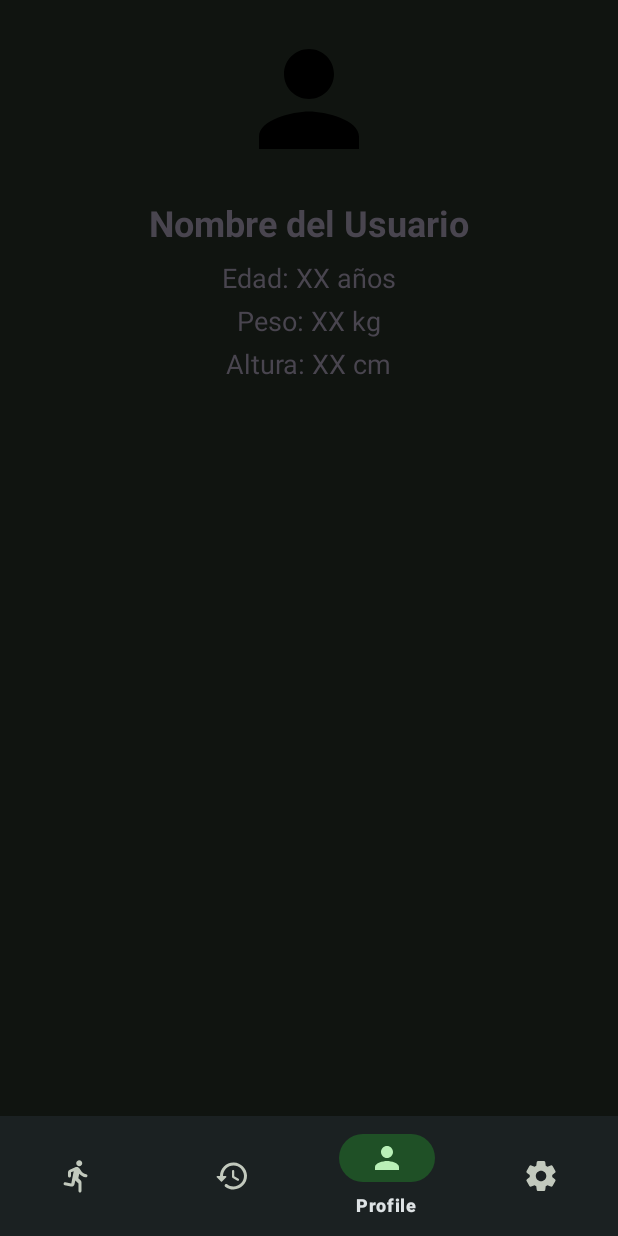
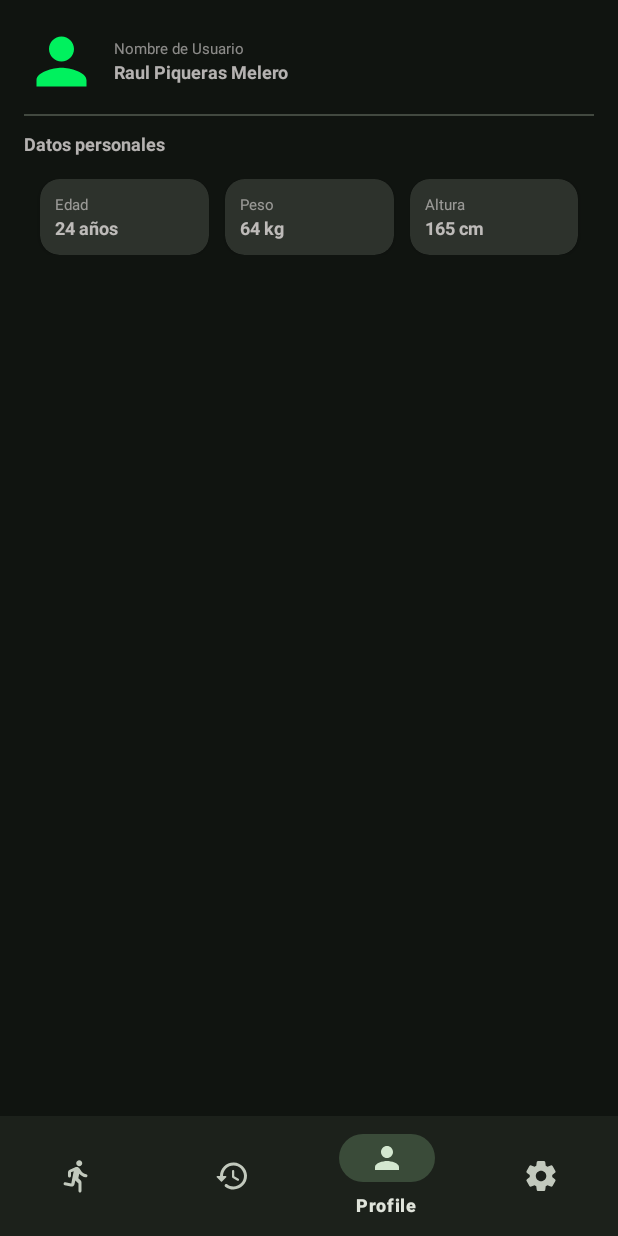
Before and after one commit to RaulETSINF/Runtracker, an Android app: the ProfileFragment screen opened through its navigation route, on a phone screen of 412 x 824 dp. Run offline under Robolectric (Android 15) with nearby library versions, the phone set to English and light mode, and no system bars; our stand-ins replace navigation-ui; 1 statement that could not run was skipped.

Commit message:
Night Model Always

```diff
--- a/app/src/main/java/com/mastermovilesua/runtrackerraul/MainActivity.kt
+++ b/app/src/main/java/com/mastermovilesua/runtrackerraul/MainActivity.kt
@@ -2,6 +2,8 @@ package com.mastermovilesua.runtrackerraul
 
 import androidx.appcompat.app.AppCompatActivity
 import android.os.Bundle
+import androidx.appcompat.app.AppCompatDelegate
+import androidx.appcompat.app.AppCompatDelegate.MODE_NIGHT_YES
 import androidx.navigation.Navigation
 import androidx.navigation.findNavController
 import androidx.navigation.ui.NavigationUI
@@ -18,6 +20,8 @@ class MainActivity : AppCompatActivity() {
         binding = ActivityMainBinding.inflate(layoutInflater)
         setContentView(binding.root)
 
+        AppCompatDelegate.setDefaultNightMode(MODE_NIGHT_YES)
+
         val navController = findNavController(R.id.fragmentContainerView)
         binding.bottomNav.setupWithNavController(navController)
     }
--- a/app/src/main/java/com/mastermovilesua/runtrackerraul/ui/TrainingFragment.kt
+++ b/app/src/main/java/com/mastermovilesua/runtrackerraul/ui/TrainingFragment.kt
@@ -15,6 +15,8 @@ import androidx.fragment.app.Fragment
 import android.view.LayoutInflater
 import android.view.View
 import android.view.ViewGroup
+import android.widget.Button
+import android.widget.ImageView
 import com.google.android.gms.location.FusedLocationProviderClient
 import com.google.android.gms.location.Granularity
 import com.google.android.gms.location.LocationRequest
@@ -62,6 +64,8 @@ class TrainingFragment : Fragment(), OnMapReadyCallback, SensorEventListener {
     private lateinit var sensorManager: SensorManager
     private var stepSensor: Sensor? = null
 
+    lateinit var mapFragment: SupportMapFragment
+
     private val locationCallback = object : com.google.android.gms.location.LocationCallback() {
         override fun onLocationResult(locationResult: com.google.android.gms.location.LocationResult) {
             super.onLocationResult(locationResult)
@@ -105,9 +109,8 @@ class TrainingFragment : Fragment(), OnMapReadyCallback, SensorEventListener {
 
         binding.chronometer.base = SystemClock.elapsedRealtime()
 
-        val mapFragment = childFragmentManager.findFragmentById(R.id.map) as SupportMapFragment?
-
-        mapFragment?.getMapAsync(this)
+        mapFragment = (childFragmentManager.findFragmentById(R.id.fragment_map) as SupportMapFragment?)!!
+        mapFragment.getMapAsync(this)
 
         fusedLocationClient = LocationServices.getFusedLocationProviderClient(requireActivity())
 
@@ -211,7 +214,14 @@ class TrainingFragment : Fragment(), OnMapReadyCallback, SensorEventListener {
     override fun onMapReady(googleMap: GoogleMap) {
         this.googleMap = googleMap
         this.googleMap.isMyLocationEnabled = true
-        this.googleMap.setMapStyle(MapStyleOptions.loadRawResourceStyle(this.requireContext(), R.raw.map_style_night));
+        this.googleMap.setMapStyle(
+            MapStyleOptions.loadRawResourceStyle(
+                this.requireContext(),
+                R.raw.map_style_night
+            )
+        )
+        mapFragment.view?.findViewWithTag<ImageView>("GoogleMapMyLocationButton")?.visibility = View.GONE;
+        mapFragment.view?.setBackgroundColor(resources.getColor(R.color.md_theme_inverseOnSurface))
         startLocationUpdates()
     }
 
--- a/app/src/main/res/layout/fragment_profile.xml
+++ b/app/src/main/res/layout/fragment_profile.xml
@@ -3,53 +3,170 @@
     android:layout_width="match_parent"
     android:layout_height="match_parent"
     xmlns:tools="http://schemas.android.com/tools"
+    xmlns:app="http://schemas.android.com/apk/res-auto"
     android:orientation="vertical"
     android:padding="16dp"
     tools:context=".ui.ProfileFragment">
 
+    <LinearLayout
+        android:layout_width="match_parent"
+        android:layout_height="wrap_content"
+        android:orientation="horizontal"
+        android:gravity="center_vertical">
+
         <ImageView
-    android:id="@+id/userImage"
-    android:layout_width="100dp"
-    android:layout_height="100dp"
+            android:layout_marginEnd="10dp"
+            android:layout_width="50dp"
+            android:layout_height="50dp"
             android:src="@drawable/profile"
-    android:layout_gravity="center_horizontal"
-    android:layout_marginBottom="16dp"/>
+            app:tint="#00F15E" />
+
+        <LinearLayout
+            android:layout_width="wrap_content"
+            android:layout_height="wrap_content"
+            android:orientation="vertical">
 
             <TextView
-    android:id="@+id/userName"
+                android:textColor="#85FFF9F9"
                 android:layout_width="wrap_content"
                 android:layout_height="wrap_content"
-    android:text="Nombre del Usuario"
-    android:textSize="24sp"
-    android:textStyle="bold"
-    android:layout_gravity="center_horizontal"
-    android:layout_marginBottom="8dp"/>
+                android:textSize="10sp"
+                android:text="Nombre de Usuario"/>
 
             <TextView
-    android:id="@+id/userAge"
+                android:id="@+id/textViewTrainingTime"
+                android:textColor="#B0FFF9F9"
                 android:layout_width="wrap_content"
                 android:layout_height="wrap_content"
-    android:text="Edad: XX años"
-    android:textSize="18sp"
-    android:layout_gravity="center_horizontal"
-    android:layout_marginBottom="4dp"/>
+                android:textSize="12sp"
+                android:textStyle="bold"
+                android:text="Raul Piqueras Melero"/>
+
+        </LinearLayout>
+
+    </LinearLayout>
+
+    <com.google.android.material.divider.MaterialDivider
+        android:layout_width="match_parent"
+        android:layout_height="wrap_content"
+        android:layout_marginVertical="10dp"/>
 
     <TextView
-    android:id="@+id/userWeight"
+        android:textColor="#B0FFF9F9"
         android:layout_width="wrap_content"
         android:layout_height="wrap_content"
-    android:text="Peso: XX kg"
-    android:textSize="18sp"
-    android:layout_gravity="center_horizontal"
-    android:layout_marginBottom="4dp"/>
+        android:textSize="12sp"
+        android:textStyle="bold"
+        android:text="Datos personales"/>
+
+    <LinearLayout
+        android:layout_marginTop="10dp"
+        android:layout_width="match_parent"
+        android:layout_height="wrap_content"
+        android:orientation="horizontal"
+        android:padding="5dp">
+        <androidx.cardview.widget.CardView
+            android:layout_marginHorizontal="5dp"
+            app:cardCornerRadius="13dp"
+            android:layout_width="match_parent"
+            android:layout_weight="1"
+            android:layout_height="wrap_content"
+            android:backgroundTint="@color/md_theme_inverseOnSurface">
+
+            <LinearLayout
+                android:padding="10dp"
+                android:layout_width="wrap_content"
+                android:layout_height="wrap_content"
+                android:orientation="vertical">
 
                 <TextView
-    android:id="@+id/userHeight"
+                    android:textColor="#85FFF9F9"
                     android:layout_width="wrap_content"
                     android:layout_height="wrap_content"
-    android:text="Altura: XX cm"
-    android:textSize="18sp"
-    android:layout_gravity="center_horizontal"
-    android:layout_marginBottom="16dp"/>
+                    android:textSize="10sp"
+                    android:text="Edad"/>
+
+                <TextView
+                    android:id="@+id/textViewTrainingDistance"
+                    android:textColor="#B0FFF9F9"
+                    android:layout_width="wrap_content"
+                    android:layout_height="wrap_content"
+                    android:textSize="12sp"
+                    android:textStyle="bold"
+                    android:text="24 años"/>
 
             </LinearLayout>
+
+        </androidx.cardview.widget.CardView>
+
+        <androidx.cardview.widget.CardView
+            android:layout_marginHorizontal="5dp"
+            app:cardCornerRadius="13dp"
+            android:layout_width="match_parent"
+            android:layout_weight="1"
+            android:layout_height="wrap_content"
+            android:backgroundTint="@color/md_theme_inverseOnSurface">
+
+            <LinearLayout
+                android:padding="10dp"
+                android:layout_width="wrap_content"
+                android:layout_height="wrap_content"
+                android:orientation="vertical">
+
+                <TextView
+                    android:textColor="#85FFF9F9"
+                    android:layout_width="wrap_content"
+                    android:layout_height="wrap_content"
+                    android:textSize="10sp"
+                    android:text="Peso"/>
+
+                <TextView
+                    android:textColor="#B0FFF9F9"
+                    android:layout_width="wrap_content"
+                    android:layout_height="wrap_content"
+                    android:textSize="12sp"
+                    android:textStyle="bold"
+                    android:text="64 kg"/>
+
+            </LinearLayout>
+
+        </androidx.cardview.widget.CardView>
+
+        <androidx.cardview.widget.CardView
+            android:layout_marginHorizontal="5dp"
+            app:cardCornerRadius="13dp"
+            android:layout_width="match_parent"
+            android:layout_weight="1"
+            android:layout_height="wrap_content"
+            android:backgroundTint="@color/md_theme_inverseOnSurface">
+
+            <LinearLayout
+                android:padding="10dp"
+                android:layout_width="wrap_content"
+                android:layout_height="wrap_content"
+                android:orientation="vertical">
+
+                <TextView
+                    android:textColor="#85FFF9F9"
+                    android:layout_width="wrap_content"
+                    android:layout_height="wrap_content"
+                    android:textSize="10sp"
+                    android:text="Altura"/>
+
+                <TextView
+                    android:textColor="#B0FFF9F9"
+                    android:layout_width="wrap_content"
+                    android:layout_height="wrap_content"
+                    android:textSize="12sp"
+                    android:textStyle="bold"
+                    android:text="165 cm"/>
+
+            </LinearLayout>
+
+        </androidx.cardview.widget.CardView>
+
+    </LinearLayout>
+
+
+
+</LinearLayout>
--- a/app/src/main/res/values-night/themes.xml
+++ b/app/src/main/res/values-night/themes.xml
@@ -47,8 +47,7 @@
         <item name="colorSurfaceContainer">@color/md_theme_surfaceContainer</item>
         <item name="colorSurfaceContainerHigh">@color/md_theme_surfaceContainerHigh</item>
         <item name="colorSurfaceContainerHighest">@color/md_theme_surfaceContainerHighest</item>
-        <!-- Customize your light theme here. -->
-        <!-- <item name="colorPrimary">@color/my_light_primary</item> -->
+
         <item name="android:windowFullscreen">true</item>
     </style>
 </resources>
--- a/app/src/main/res/values/colors.xml
+++ b/app/src/main/res/values/colors.xml
@@ -4,60 +4,60 @@
     <color name="md_theme_onPrimary">#043912</color>
     <color name="md_theme_primaryContainer">#205026</color>
     <color name="md_theme_onPrimaryContainer">#B9F0B7</color>
-    <color name="md_theme_secondary">#9ED49D</color>
-    <color name="md_theme_onSecondary">#043912</color>
-    <color name="md_theme_secondaryContainer">#1F5026</color>
-    <color name="md_theme_onSecondaryContainer">#B9F0B7</color>
-    <color name="md_theme_tertiary">#9ED49D</color>
-    <color name="md_theme_onTertiary">#043912</color>
-    <color name="md_theme_tertiaryContainer">#205026</color>
-    <color name="md_theme_onTertiaryContainer">#B9F0B7</color>
+    <color name="md_theme_secondary">#B9CCB5</color>
+    <color name="md_theme_onSecondary">#243424</color>
+    <color name="md_theme_secondaryContainer">#3A4B39</color>
+    <color name="md_theme_onSecondaryContainer">#D4E8D0</color>
+    <color name="md_theme_tertiary">#A1CED5</color>
+    <color name="md_theme_onTertiary">#00363C</color>
+    <color name="md_theme_tertiaryContainer">#1F4D53</color>
+    <color name="md_theme_onTertiaryContainer">#BCEBF2</color>
     <color name="md_theme_error">#FFB4AB</color>
     <color name="md_theme_onError">#690005</color>
     <color name="md_theme_errorContainer">#93000A</color>
     <color name="md_theme_onErrorContainer">#FFDAD6</color>
     <color name="md_theme_background">#101410</color>
     <color name="md_theme_onBackground">#E0E4DB</color>
-    <color name="md_theme_surface">#0E1415</color>
-    <color name="md_theme_onSurface">#DEE3E5</color>
+    <color name="md_theme_surface">#101410</color>
+    <color name="md_theme_onSurface">#E0E4DB</color>
     <color name="md_theme_surfaceVariant">#424940</color>
     <color name="md_theme_onSurfaceVariant">#C2C9BD</color>
-    <color name="md_theme_outline">#8C9388</color>
+    <color name="md_theme_outline">#8C9389</color>
     <color name="md_theme_outlineVariant">#424940</color>
     <color name="md_theme_scrim">#000000</color>
-    <color name="md_theme_inverseSurface">#DEE3E5</color>
-    <color name="md_theme_inverseOnSurface">#2B3133</color>
+    <color name="md_theme_inverseSurface">#E0E4DB</color>
+    <color name="md_theme_inverseOnSurface">#2D322C</color>
     <color name="md_theme_inversePrimary">#38693C</color>
     <color name="md_theme_primaryFixed">#B9F0B7</color>
     <color name="md_theme_onPrimaryFixed">#002106</color>
     <color name="md_theme_primaryFixedDim">#9ED49D</color>
     <color name="md_theme_onPrimaryFixedVariant">#205026</color>
-    <color name="md_theme_secondaryFixed">#B9F0B7</color>
-    <color name="md_theme_onSecondaryFixed">#002107</color>
-    <color name="md_theme_secondaryFixedDim">#9ED49D</color>
-    <color name="md_theme_onSecondaryFixedVariant">#1F5026</color>
-    <color name="md_theme_tertiaryFixed">#B9F0B7</color>
-    <color name="md_theme_onTertiaryFixed">#002106</color>
-    <color name="md_theme_tertiaryFixedDim">#9ED49D</color>
-    <color name="md_theme_onTertiaryFixedVariant">#205026</color>
-    <color name="md_theme_surfaceDim">#0E1415</color>
-    <color name="md_theme_surfaceBright">#343A3B</color>
-    <color name="md_theme_surfaceContainerLowest">#090F10</color>
-    <color name="md_theme_surfaceContainerLow">#171D1E</color>
-    <color name="md_theme_surfaceContainer">#1B2122</color>
-    <color name="md_theme_surfaceContainerHigh">#252B2C</color>
-    <color name="md_theme_surfaceContainerHighest">#303637</color>
+    <color name="md_theme_secondaryFixed">#D4E8D0</color>
+    <color name="md_theme_onSecondaryFixed">#101F10</color>
+    <color name="md_theme_secondaryFixedDim">#B9CCB5</color>
+    <color name="md_theme_onSecondaryFixedVariant">#3A4B39</color>
+    <color name="md_theme_tertiaryFixed">#BCEBF2</color>
+    <color name="md_theme_onTertiaryFixed">#001F23</color>
+    <color name="md_theme_tertiaryFixedDim">#A1CED5</color>
+    <color name="md_theme_onTertiaryFixedVariant">#1F4D53</color>
+    <color name="md_theme_surfaceDim">#101410</color>
+    <color name="md_theme_surfaceBright">#363A34</color>
+    <color name="md_theme_surfaceContainerLowest">#0B0F0B</color>
+    <color name="md_theme_surfaceContainerLow">#181D18</color>
+    <color name="md_theme_surfaceContainer">#1C211B</color>
+    <color name="md_theme_surfaceContainerHigh">#272B26</color>
+    <color name="md_theme_surfaceContainerHighest">#313630</color>
     <color name="md_theme_primary_mediumContrast">#A2D8A1</color>
     <color name="md_theme_onPrimary_mediumContrast">#001B05</color>
     <color name="md_theme_primaryContainer_mediumContrast">#6A9D6A</color>
     <color name="md_theme_onPrimaryContainer_mediumContrast">#000000</color>
-    <color name="md_theme_secondary_mediumContrast">#A2D8A1</color>
-    <color name="md_theme_onSecondary_mediumContrast">#001B05</color>
-    <color name="md_theme_secondaryContainer_mediumContrast">#699D6B</color>
+    <color name="md_theme_secondary_mediumContrast">#BDD0B9</color>
+    <color name="md_theme_onSecondary_mediumContrast">#0A1A0B</color>
+    <color name="md_theme_secondaryContainer_mediumContrast">#839680</color>
     <color name="md_theme_onSecondaryContainer_mediumContrast">#000000</color>
-    <color name="md_theme_tertiary_mediumContrast">#A2D8A1</color>
-    <color name="md_theme_onTertiary_mediumContrast">#001B05</color>
-    <color name="md_theme_tertiaryContainer_mediumContrast">#6A9D6A</color>
+    <color name="md_theme_tertiary_mediumContrast">#A5D3DA</color>
+    <color name="md_theme_onTertiary_mediumContrast">#001A1D</color>
+    <color name="md_theme_tertiaryContainer_mediumContrast">#6C989F</color>
     <color name="md_theme_onTertiaryContainer_mediumContrast">#000000</color>
     <color name="md_theme_error_mediumContrast">#FFBAB1</color>
     <color name="md_theme_onError_mediumContrast">#370001</color>
@@ -65,46 +65,46 @@
     <color name="md_theme_onErrorContainer_mediumContrast">#000000</color>
     <color name="md_theme_background_mediumContrast">#101410</color>
     <color name="md_theme_onBackground_mediumContrast">#E0E4DB</color>
-    <color name="md_theme_surface_mediumContrast">#0E1415</color>
-    <color name="md_theme_onSurface_mediumContrast">#F6FCFD</color>
+    <color name="md_theme_surface_mediumContrast">#101410</color>
+    <color name="md_theme_onSurface_mediumContrast">#F8FCF3</color>
     <color name="md_theme_surfaceVariant_mediumContrast">#424940</color>
-    <color name="md_theme_onSurfaceVariant_mediumContrast">#C6CDC1</color>
+    <color name="md_theme_onSurfaceVariant_mediumContrast">#C6CDC2</color>
     <color name="md_theme_outline_mediumContrast">#9EA59A</color>
     <color name="md_theme_outlineVariant_mediumContrast">#7E857B</color>
     <color name="md_theme_scrim_mediumContrast">#000000</color>
-    <color name="md_theme_inverseSurface_mediumContrast">#DEE3E5</color>
-    <color name="md_theme_inverseOnSurface_mediumContrast">#252B2C</color>
+    <color name="md_theme_inverseSurface_mediumContrast">#E0E4DB</color>
+    <color name="md_theme_inverseOnSurface_mediumContrast">#272B26</color>
     <color name="md_theme_inversePrimary_mediumContrast">#215227</color>
     <color name="md_theme_primaryFixed_mediumContrast">#B9F0B7</color>
     <color name="md_theme_onPrimaryFixed_mediumContrast">#001603</color>
     <color name="md_theme_primaryFixedDim_mediumContrast">#9ED49D</color>
     <color name="md_theme_onPrimaryFixedVariant_mediumContrast">#0C3F17</color>
-    <color name="md_theme_secondaryFixed_mediumContrast">#B9F0B7</color>
-    <color name="md_theme_onSecondaryFixed_mediumContrast">#001603</color>
-    <color name="md_theme_secondaryFixedDim_mediumContrast">#9ED49D</color>
-    <color name="md_theme_onSecondaryFixedVariant_mediumContrast">#0C3F17</color>
-    <color name="md_theme_tertiaryFixed_mediumContrast">#B9F0B7</color>
-    <color name="md_theme_onTertiaryFixed_mediumContrast">#001603</color>
-    <color name="md_theme_tertiaryFixedDim_mediumContrast">#9ED49D</color>
-    <color name="md_theme_onTertiaryFixedVariant_mediumContrast">#0C3F17</color>
-    <color name="md_theme_surfaceDim_mediumContrast">#0E1415</color>
-    <color name="md_theme_surfaceBright_mediumContrast">#343A3B</color>
-    <color name="md_theme_surfaceContainerLowest_mediumContrast">#090F10</color>
-    <color name="md_theme_surfaceContainerLow_mediumContrast">#171D1E</color>
-    <color name="md_theme_surfaceContainer_mediumContrast">#1B2122</color>
-    <color name="md_theme_surfaceContainerHigh_mediumContrast">#252B2C</color>
-    <color name="md_theme_surfaceContainerHighest_mediumContrast">#303637</color>
+    <color name="md_theme_secondaryFixed_mediumContrast">#D4E8D0</color>
+    <color name="md_theme_onSecondaryFixed_mediumContrast">#061407</color>
+    <color name="md_theme_secondaryFixedDim_mediumContrast">#B9CCB5</color>
+    <color name="md_theme_onSecondaryFixedVariant_mediumContrast">#2A3A29</color>
+    <color name="md_theme_tertiaryFixed_mediumContrast">#BCEBF2</color>
+    <color name="md_theme_onTertiaryFixed_mediumContrast">#001417</color>
+    <color name="md_theme_tertiaryFixedDim_mediumContrast">#A1CED5</color>
+    <color name="md_theme_onTertiaryFixedVariant_mediumContrast">#083C42</color>
+    <color name="md_theme_surfaceDim_mediumContrast">#101410</color>
+    <color name="md_theme_surfaceBright_mediumContrast">#363A34</color>
+    <color name="md_theme_surfaceContainerLowest_mediumContrast">#0B0F0B</color>
+    <color name="md_theme_surfaceContainerLow_mediumContrast">#181D18</color>
+    <color name="md_theme_surfaceContainer_mediumContrast">#1C211B</color>
+    <color name="md_theme_surfaceContainerHigh_mediumContrast">#272B26</color>
+    <color name="md_theme_surfaceContainerHighest_mediumContrast">#313630</color>
     <color name="md_theme_primary_highContrast">#F0FFEB</color>
     <color name="md_theme_onPrimary_highContrast">#000000</color>
     <color name="md_theme_primaryContainer_highContrast">#A2D8A1</color>
     <color name="md_theme_onPrimaryContainer_highContrast">#000000</color>
     <color name="md_theme_secondary_highContrast">#F0FFEB</color>
     <color name="md_theme_onSecondary_highContrast">#000000</color>
-    <color name="md_theme_secondaryContainer_highContrast">#A2D8A1</color>
+    <color name="md_theme_secondaryContainer_highContrast">#BDD0B9</color>
     <color name="md_theme_onSecondaryContainer_highContrast">#000000</color>
-    <color name="md_theme_tertiary_highContrast">#F0FFEB</color>
+    <color name="md_theme_tertiary_highContrast">#F1FDFF</color>
     <color name="md_theme_onTertiary_highContrast">#000000</color>
-    <color name="md_theme_tertiaryContainer_highContrast">#A2D8A1</color>
+    <color name="md_theme_tertiaryContainer_highContrast">#A5D3DA</color>
     <color name="md_theme_onTertiaryContainer_highContrast">#000000</color>
     <color name="md_theme_error_highContrast">#FFF9F9</color>
     <color name="md_theme_onError_highContrast">#000000</color>
@@ -112,33 +112,33 @@
     <color name="md_theme_onErrorContainer_highContrast">#000000</color>
     <color name="md_theme_background_highContrast">#101410</color>
     <color name="md_theme_onBackground_highContrast">#E0E4DB</color>
-    <color name="md_theme_surface_highContrast">#0E1415</color>
+    <color name="md_theme_surface_highContrast">#101410</color>
     <color name="md_theme_onSurface_highContrast">#FFFFFF</color>
     <color name="md_theme_surfaceVariant_highContrast">#424940</color>
-    <color name="md_theme_onSurfaceVariant_highContrast">#F6FDF0</color>
-    <color name="md_theme_outline_highContrast">#C6CDC1</color>
-    <color name="md_theme_outlineVariant_highContrast">#C6CDC1</color>
+    <color name="md_theme_onSurfaceVariant_highContrast">#F6FDF1</color>
+    <color name="md_theme_outline_highContrast">#C6CDC2</color>
+    <color name="md_theme_outlineVariant_highContrast">#C6CDC2</color>
     <color name="md_theme_scrim_highContrast">#000000</color>
-    <color name="md_theme_inverseSurface_highContrast">#DEE3E5</color>
+    <color name="md_theme_inverseSurface_highContrast">#E0E4DB</color>
     <color name="md_theme_inverseOnSurface_highContrast">#000000</color>
     <color name="md_theme_inversePrimary_highContrast">#00320D</color>
     <color name="md_theme_primaryFixed_highContrast">#BEF5BB</color>
     <color name="md_theme_onPrimaryFixed_highContrast">#000000</color>
     <color name="md_theme_primaryFixedDim_highContrast">#A2D8A1</color>
     <color name="md_theme_onPrimaryFixedVariant_highContrast">#001B05</color>
-    <color name="md_theme_secondaryFixed_highContrast">#BDF5BB</color>
+    <color name="md_theme_secondaryFixed_highContrast">#D9ECD4</color>
     <color name="md_theme_onSecondaryFixed_highContrast">#000000</color>
-    <color name="md_theme_secondaryFixedDim_highContrast">#A2D8A1</color>
-    <color name="md_theme_onSecondaryFixedVariant_highContrast">#001B05</color>
-    <color name="md_theme_tertiaryFixed_highContrast">#BEF5BB</color>
+    <color name="md_theme_secondaryFixedDim_highContrast">#BDD0B9</color>
+    <color name="md_theme_onSecondaryFixedVariant_highContrast">#0A1A0B</color>
+    <color name="md_theme_tertiaryFixed_highContrast">#C1EFF6</color>
     <color name="md_theme_onTertiaryFixed_highContrast">#000000</color>
-    <color name="md_theme_tertiaryFixedDim_highContrast">#A2D8A1</color>
-    <color name="md_theme_onTertiaryFixedVariant_highContrast">#001B05</color>
-    <color name="md_theme_surfaceDim_highContrast">#0E1415</color>
-    <color name="md_theme_surfaceBright_highContrast">#343A3B</color>
-    <color name="md_theme_surfaceContainerLowest_highContrast">#090F10</color>
-    <color name="md_theme_surfaceContainerLow_highContrast">#171D1E</color>
-    <color name="md_theme_surfaceContainer_highContrast">#1B2122</color>
-    <color name="md_theme_surfaceContainerHigh_highContrast">#252B2C</color>
-    <color name="md_theme_surfaceContainerHighest_highContrast">#303637</color>
+    <color name="md_theme_tertiaryFixedDim_highContrast">#A5D3DA</color>
+    <color name="md_theme_onTertiaryFixedVariant_highContrast">#001A1D</color>
+    <color name="md_theme_surfaceDim_highContrast">#101410</color>
+    <color name="md_theme_surfaceBright_highContrast">#363A34</color>
+    <color name="md_theme_surfaceContainerLowest_highContrast">#0B0F0B</color>
+    <color name="md_theme_surfaceContainerLow_highContrast">#181D18</color>
+    <color name="md_theme_surfaceContainer_highContrast">#1C211B</color>
+    <color name="md_theme_surfaceContainerHigh_highContrast">#272B26</color>
+    <color name="md_theme_surfaceContainerHighest_highContrast">#313630</color>
 </resources>
--- a/app/src/main/res/values/themes.xml
+++ b/app/src/main/res/values/themes.xml
@@ -47,8 +47,8 @@
         <item name="colorSurfaceContainer">@color/md_theme_surfaceContainer</item>
         <item name="colorSurfaceContainerHigh">@color/md_theme_surfaceContainerHigh</item>
         <item name="colorSurfaceContainerHighest">@color/md_theme_surfaceContainerHighest</item>
-        <!-- Customize your light theme here. -->
-        <!-- <item name="colorPrimary">@color/my_light_primary</item> -->
+
+
         <item name="android:windowFullscreen">true</item>
     </style>
 
--- a/app/src/main/res/xml/root_preferences.xml
+++ b/app/src/main/res/xml/root_preferences.xml
@@ -1,4 +1,5 @@
-<PreferenceScreen xmlns:app="http://schemas.android.com/apk/res-auto">
+<PreferenceScreen xmlns:app="http://schemas.android.com/apk/res-auto"
+    xmlns:android="http://schemas.android.com/apk/res/android">
 
     <PreferenceCategory app:title="@string/messages_header">
 
```
Also changed, not shown: app/src/main/java/com/mastermovilesua/runtrackerraul/adapter/TrainingAdapter.kt (+14 -2 lines), app/src/main/res/layout/fragment_training.xml (+3 -8 lines). Lines whose indentation alone changed are shown as unchanged.
